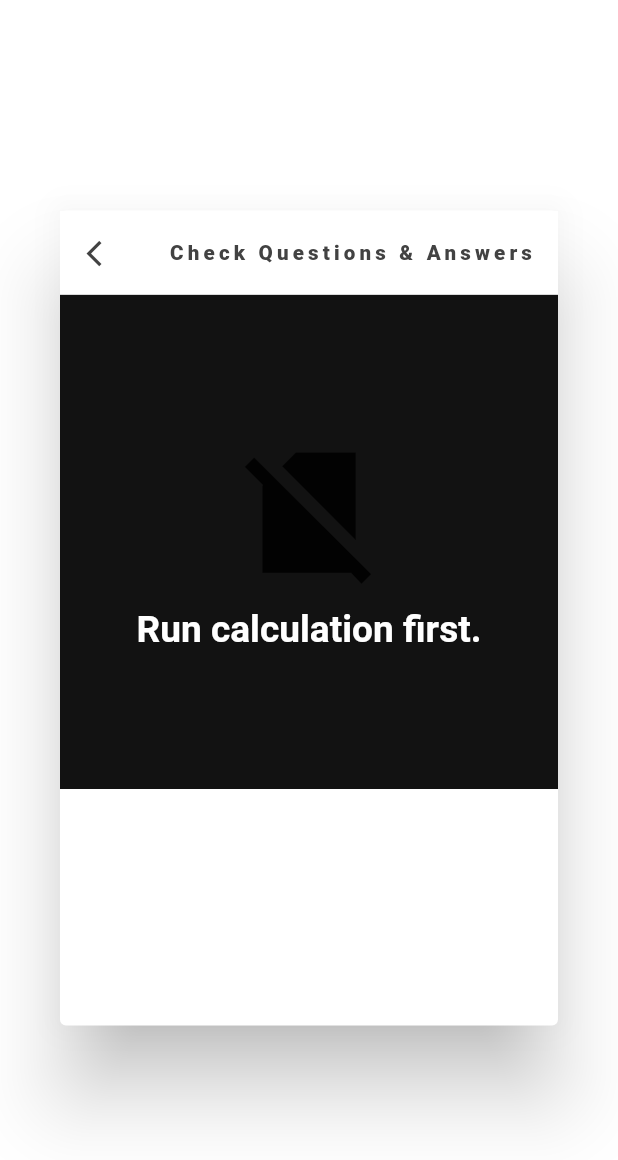
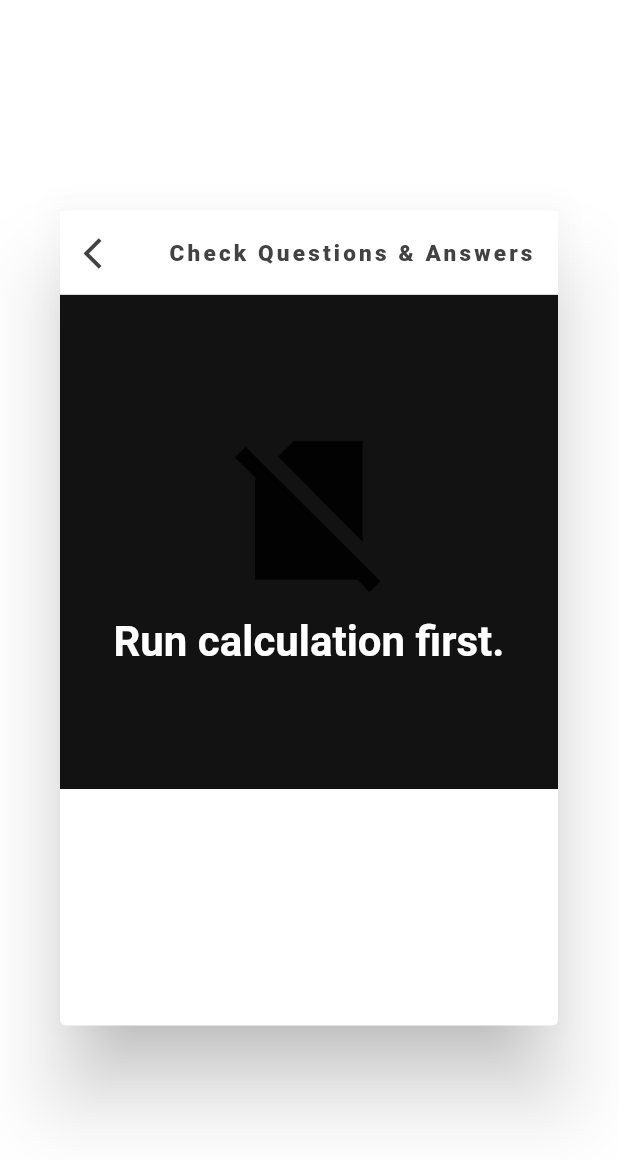
Before and after one commit to semanticist21/simple-anzan, a Flutter app: the ProbMultiplyList widget shown alone on an empty page, opened directly with empty values, on a phone screen of 412 x 824 dp. Shown: the top 1160 px of the screen. Run offline on Flutter 3.47's test engine with Material 2 defaults, Android fonts, the phone set to English and light mode, and no system bars; our stand-ins replace just_audio, shared_preferences, universal_io; accounts and stored records are empty.

Commit message:
리스트 뷰 크기 수정

```diff
--- a/lib/src/dialog/prob_list_multiply.dart
+++ b/lib/src/dialog/prob_list_multiply.dart
@@ -38,7 +38,7 @@ class _ProbMultiplyListState extends State<ProbMultiplyList> {
                           Icons.arrow_back_ios,
                           color:
                               Theme.of(context).colorScheme.onPrimaryContainer,
-                          size: MediaQuery.of(context).size.height * 0.025,
+                          size: MediaQuery.of(context).size.height * 0.03,
                         ),
                         onPressed: () => Navigator.of(context).pop(),
                         splashRadius: 10,
@@ -50,7 +50,7 @@ class _ProbMultiplyListState extends State<ProbMultiplyList> {
                                       .colorScheme
                                       .onPrimaryContainer,
                                   fontSize: MediaQuery.of(context).size.height *
-                                      0.018))),
+                                      0.026))),
                     ),
                     widget.numList.isNotEmpty
                         ? SliverList.builder(
@@ -62,7 +62,7 @@ class _ProbMultiplyListState extends State<ProbMultiplyList> {
                                 child: Container(
                                   padding: const EdgeInsets.all(10),
                                   height:
-                                      MediaQuery.of(context).size.height * 0.10,
+                                      MediaQuery.of(context).size.height * 0.14,
                                   width: double.infinity,
                                   color: Theme.of(context)
                                       .colorScheme
@@ -81,7 +81,7 @@ class _ProbMultiplyListState extends State<ProbMultiplyList> {
                                               size: MediaQuery.of(context)
                                                       .size
                                                       .height *
-                                                  0.023,
+                                                  0.026,
                                             ),
                                             const SizedBox(width: 5),
                                             Text(
@@ -104,7 +104,7 @@ class _ProbMultiplyListState extends State<ProbMultiplyList> {
                                                     size: MediaQuery.of(context)
                                                             .size
                                                             .height *
-                                                        0.023,
+                                                        0.026,
                                                     color: Theme.of(context)
                                                         .colorScheme
                                                         .onBackground),
@@ -133,7 +133,7 @@ class _ProbMultiplyListState extends State<ProbMultiplyList> {
   TextStyle getTextStyle() {
     return TextStyle(
         color: Theme.of(context).colorScheme.onBackground,
-        fontSize: MediaQuery.of(context).size.height * 0.019);
+        fontSize: MediaQuery.of(context).size.height * 0.025);
   }
 
   Widget getWhenItemEmpty() {
@@ -145,11 +145,11 @@ class _ProbMultiplyListState extends State<ProbMultiplyList> {
       child: Center(
           child: Column(mainAxisAlignment: MainAxisAlignment.center, children: [
         Icon(Icons.no_sim_sharp,
-            size: MediaQuery.of(context).size.height * 0.13),
+            size: MediaQuery.of(context).size.height * 0.15),
         const SizedBox(height: 10),
         Text(LocalizationChecker.noProbExecuted,
             style: TextStyle(
-                fontSize: MediaQuery.of(context).size.height * 0.03,
+                fontSize: MediaQuery.of(context).size.height * 0.034,
                 fontWeight: FontWeight.w600,
                 color: Theme.of(context).colorScheme.onBackground))
       ])),
```
